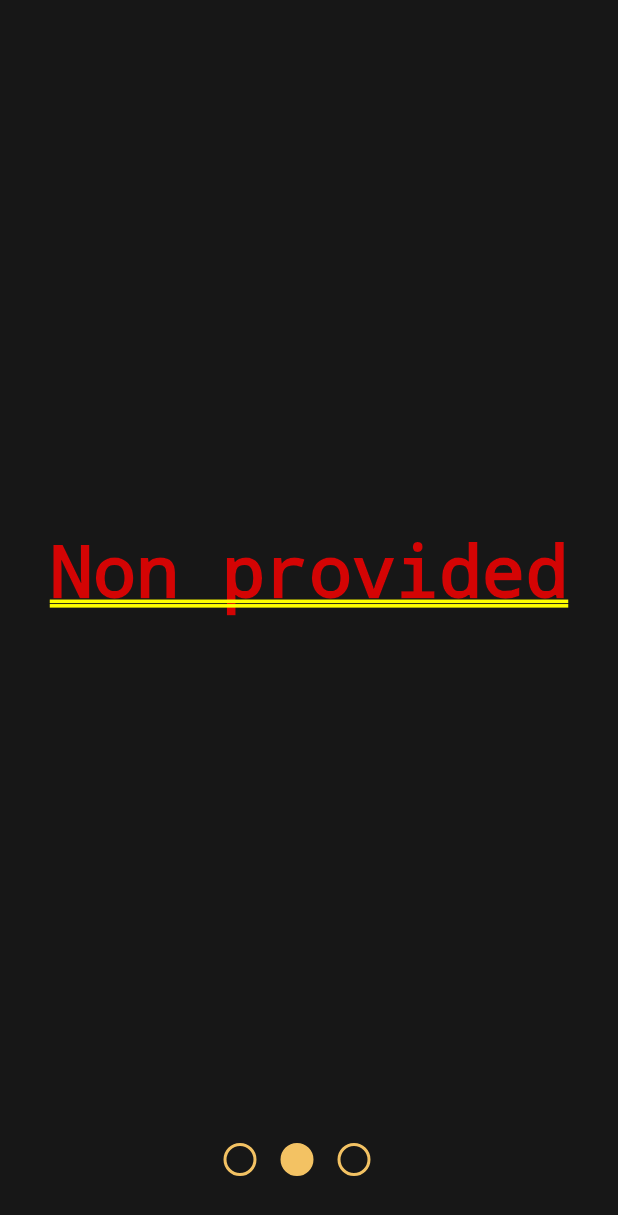
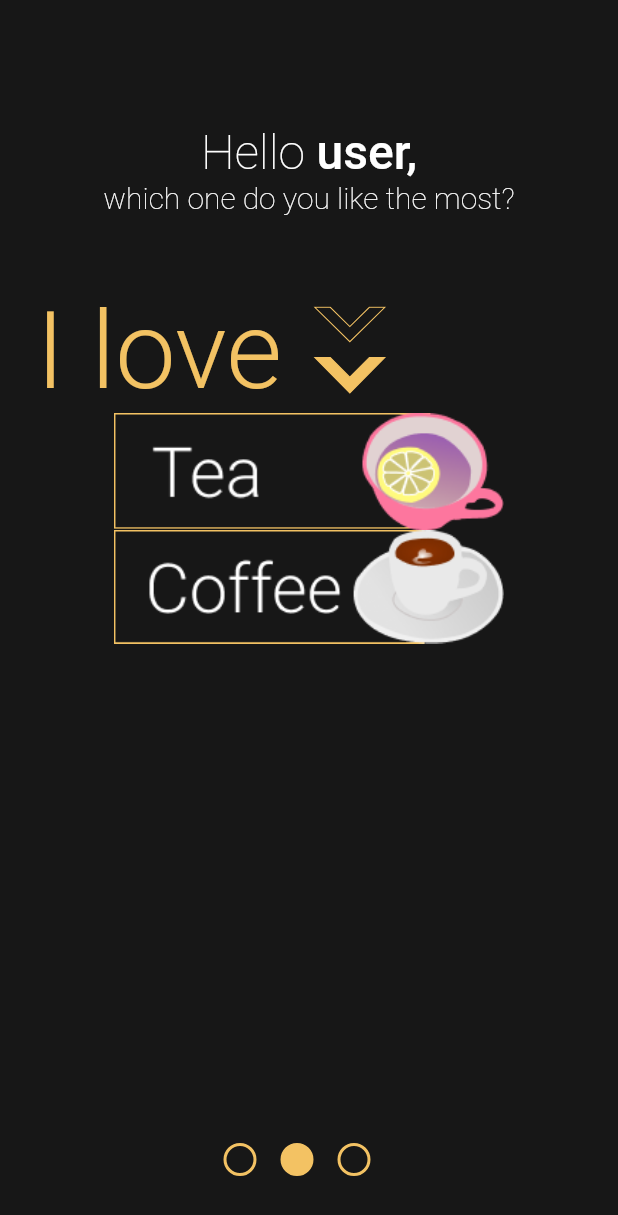
Before and after one commit to robertrobotics/cup_of_mood_app, a Flutter app: the screen it shows after launch, swiped to page 2, on a phone screen of 412 x 824 dp. Shown: the top 1215 px of the screen. Run offline on Flutter 3.47's test engine with Material 2 defaults, Android fonts, the phone set to English and light mode, and no system bars; our stand-ins replace flutter_svg.

Commit message:
Added second screen's basic components.

```diff
--- /dev/null
+++ b/lib/components/inputs/image_button.dart
@@ -0,0 +1,25 @@
+import 'package:flutter/material.dart';
+
+class ImageButton extends StatefulWidget {
+  final Image image;
+  final Function onButtonTapHandler;
+
+  const ImageButton({Key key, @required this.image, this.onButtonTapHandler})
+      : super(key: key);
+
+  @override
+  _ImageButtonState createState() => _ImageButtonState();
+}
+
+class _ImageButtonState extends State<ImageButton> {
+  @override
+  Widget build(BuildContext context) {
+    return Material(
+      color: Colors.transparent,
+      child: InkWell(
+        onTap: widget.onButtonTapHandler,
+        child: widget.image,
+      ),
+    );
+  }
+}
--- a/lib/screens/onboarding/components/second_onboarding_screen.dart
+++ b/lib/screens/onboarding/components/second_onboarding_screen.dart
@@ -1,5 +1,9 @@
+import 'package:cup_of_mood_mobile/components/inputs/image_button.dart';
 import 'package:cup_of_mood_mobile/constants.dart';
 import 'package:flutter/material.dart';
+import 'dart:math' as math;
+
+import 'package:flutter_svg/flutter_svg.dart';
 
 class SecondOnboardingScreen extends StatefulWidget {
   final String username;
@@ -13,10 +17,96 @@ class SecondOnboardingScreen extends StatefulWidget {
 class _SecondOnboardingScreenState extends State<SecondOnboardingScreen> {
   @override
   Widget build(BuildContext context) {
-    return Container(
-      color: kBackgroundColor,
-      alignment: Alignment.center,
-      child: Text(widget.username != null ? widget.username : "Non provided"),
+    Size screenSize = MediaQuery.of(context).size;
+    double screenHeight = screenSize.height;
+    double screenWidth = screenSize.width;
+    String username = widget.username != null && widget.username.length > 0
+        ? '${widget.username[0].toUpperCase()}${widget.username.substring(1).toLowerCase()}'
+        : 'user';
+
+    return Scaffold(
+      body: Container(
+        color: kBackgroundColor,
+        padding:
+            EdgeInsets.only(left: 24.0, right: 24.0, top: 0.1 * screenHeight),
+        alignment: Alignment.center,
+        child: Column(
+          children: [
+            Column(
+              children: [
+                Row(
+                  mainAxisAlignment: MainAxisAlignment.center,
+                  children: [
+                    Text("Hello ",
+                        style: TextStyle(
+                            color: Colors.white,
+                            fontFamily: "Roboto",
+                            fontWeight: FontWeight.w200,
+                            fontSize: 32)),
+                    Text('${username},',
+                        style: TextStyle(
+                            color: Colors.white,
+                            fontFamily: "Roboto",
+                            fontWeight: FontWeight.w500,
+                            fontSize: 32))
+                  ],
+                ),
+                Row(
+                  mainAxisAlignment: MainAxisAlignment.center,
+                  children: [
+                    Text("which one do you like the most?",
+                        style: TextStyle(
+                            color: Colors.white,
+                            fontFamily: "Roboto",
+                            fontWeight: FontWeight.w200,
+                            fontSize: 20)),
+                  ],
+                ),
+                Container(
+                  padding: EdgeInsets.only(top: 48),
+                  child: Column(
+                    children: [
+                      Row(
+                        children: [
+                          Text("I love",
+                              style: TextStyle(
+                                  color: kGoldenPrimaryColor,
+                                  fontFamily: "Roboto",
+                                  fontWeight: FontWeight.w300,
+                                  fontSize: 72)),
+                          Padding(
+                            padding: const EdgeInsets.only(left: 16.0),
+                            child: Transform.rotate(
+                              angle: math.pi / 2,
+                              child: SvgPicture.asset(
+                                'assets/images/first_screen_arrows.svg',
+                                height: 0.12 * screenWidth,
+                              ),
+                            ),
+                          )
+                        ],
+                      ),
+                      ImageButton(
+                          image: Image.asset(
+                        'assets/images/TeaButton.png',
+                        width: 260,
+                        fit: BoxFit.cover,
+                      )),
+                      ImageButton(
+                          onButtonTapHandler: () => {},
+                          image: Image.asset(
+                            'assets/images/CoffeeButton.png',
+                            width: 260,
+                            fit: BoxFit.cover,
+                          )),
+                    ],
+                  ),
+                )
+              ],
+            )
+          ],
+        ),
+      ),
     );
   }
 }
```
Also changed, not shown: assets/images/CoffeeButton.png (added), assets/images/Rectangle 1.png (added), assets/images/TeaButton.png (added), assets/images/tea_cup.svg (deleted).
